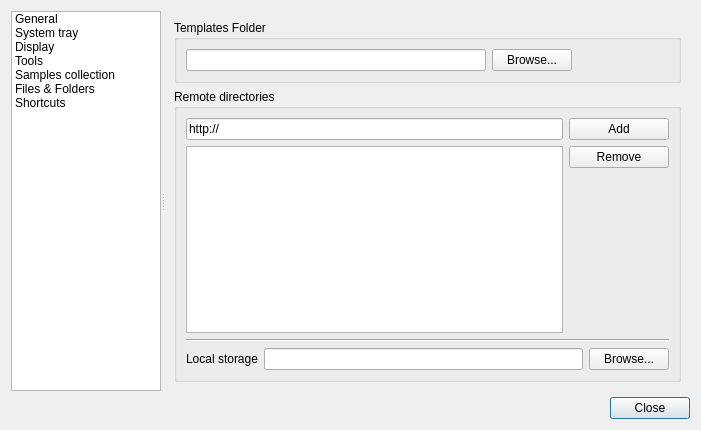
Above: src/prefs_panel.ui from eniac111/fontmatrix before the change. Below: the same form after it.
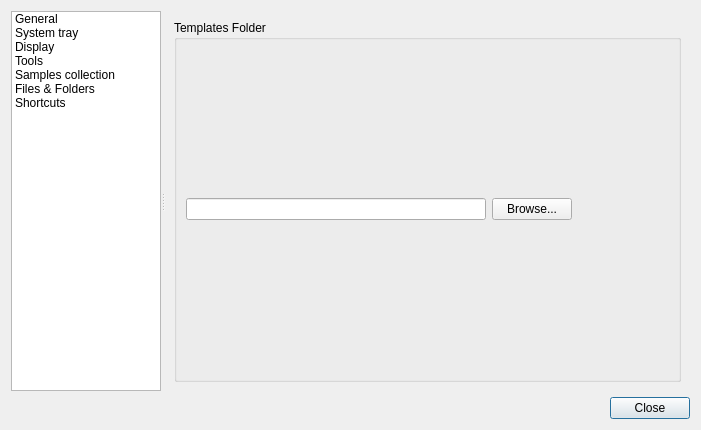
That is the form after the change. The open tabs and pages were chosen to show the change. Icons and pictures are not drawn. Custom widgets are drawn as their Qt base class.

Patch:
```diff
--- a/src/prefs_panel.ui
+++ b/src/prefs_panel.ui
@@ -795,98 +795,6 @@
           </layout>
          </widget>
         </item>
-        <item row="1" column="0" >
-         <widget class="QGroupBox" name="groupBox_6" >
-          <property name="title" >
-           <string>Remote directories</string>
-          </property>
-          <layout class="QGridLayout" name="_7" >
-           <item row="0" column="0" >
-            <layout class="QHBoxLayout" name="_8" >
-             <item>
-              <widget class="QLineEdit" name="newUrlText" >
-               <property name="text" >
-                <string>http://</string>
-               </property>
-              </widget>
-             </item>
-             <item>
-              <widget class="QPushButton" name="remoteDirAdd" >
-               <property name="minimumSize" >
-                <size>
-                 <width>100</width>
-                 <height>0</height>
-                </size>
-               </property>
-               <property name="text" >
-                <string>Add</string>
-               </property>
-              </widget>
-             </item>
-            </layout>
-           </item>
-           <item row="1" column="0" >
-            <layout class="QHBoxLayout" name="_9" >
-             <item>
-              <widget class="QListWidget" name="remoteDirList" />
-             </item>
-             <item>
-              <layout class="QVBoxLayout" name="_10" >
-               <item>
-                <widget class="QPushButton" name="remoteDirRemove" >
-                 <property name="text" >
-                  <string>Remove</string>
-                 </property>
-                </widget>
-               </item>
-               <item>
-                <spacer>
-                 <property name="orientation" >
-                  <enum>Qt::Vertical</enum>
-                 </property>
-                 <property name="sizeHint" stdset="0" >
-                  <size>
-                   <width>100</width>
-                   <height>41</height>
-                  </size>
-                 </property>
-                </spacer>
-               </item>
-              </layout>
-             </item>
-            </layout>
-           </item>
-           <item row="2" column="0" >
-            <widget class="Line" name="line" >
-             <property name="orientation" >
-              <enum>Qt::Horizontal</enum>
-             </property>
-            </widget>
-           </item>
-           <item row="3" column="0" >
-            <layout class="QHBoxLayout" name="_11" >
-             <item>
-              <widget class="QLabel" name="label_4" >
-               <property name="text" >
-                <string>Local storage</string>
-               </property>
-              </widget>
-             </item>
-             <item>
-              <widget class="QLineEdit" name="localStorageLine" />
-             </item>
-             <item>
-              <widget class="QPushButton" name="localStorageButton" >
-               <property name="text" >
-                <string>Browse...</string>
-               </property>
-              </widget>
-             </item>
-            </layout>
-           </item>
-          </layout>
-         </widget>
-        </item>
        </layout>
       </widget>
       <widget class="QWidget" name="page_4" >
```
Left out of the diff: 65 changed lines with no effect on the pictures.
